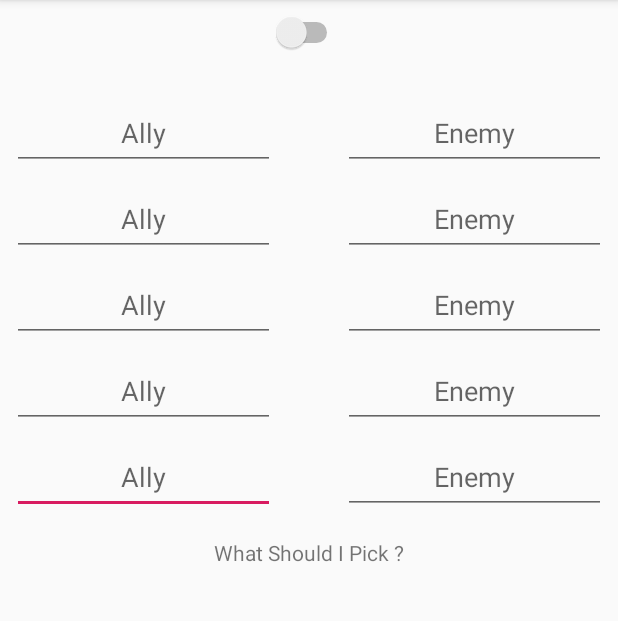
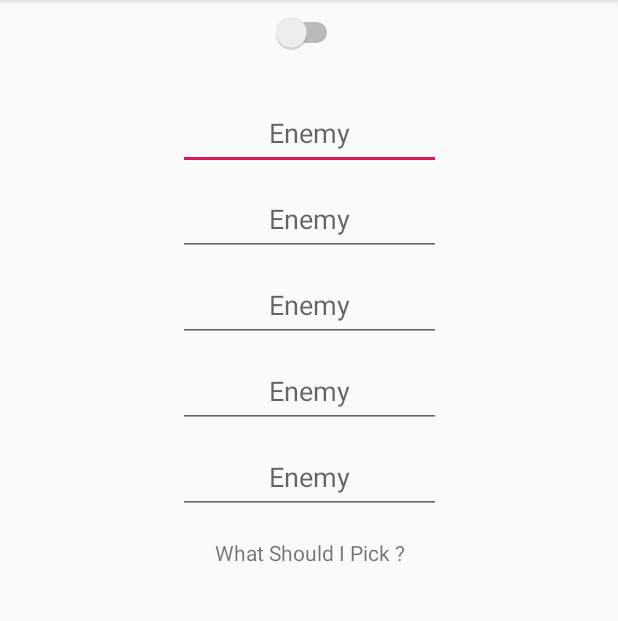
Before and after one commit to lFreitasc/mobile, an Android app: the screen it shows after launch (MainActivity), on a phone screen of 412 x 824 dp, the part 84-705 px from its top. Run offline under Robolectric (Android 15) with nearby library versions, the phone set to English and light mode, and no system bars.

```diff
--- a/app/src/main/java/br/com/freator/pegaeu/HeroInfo.java
+++ b/app/src/main/java/br/com/freator/pegaeu/HeroInfo.java
@@ -14,7 +14,6 @@ public class HeroInfo {
     public void setCon(String con) {
         this.con.add(con);
     }
-
 
     public String getName() {
         return name;
--- a/app/src/main/java/br/com/freator/pegaeu/ListenerClass.java
+++ b/app/src/main/java/br/com/freator/pegaeu/ListenerClass.java
@@ -13,10 +13,10 @@ class ListenerClass {
     private ArrayList<String> heroesList;
     private ArrayList<TextView> textViews;
     private String[] suggestionHeroes = new String[4];
-    private String[] allyHeroes = new String[5];
+    private fakeDataBase db;
     private String[] enemyHeroes = new String[5];
 
-    ListenerClass(ArrayList<AutoCompleteTextView> autoCompleteTextViews, ArrayList<String> heroesList, ArrayList<TextView> textViews) {
+    ListenerClass(ArrayList<AutoCompleteTextView> autoCompleteTextViews, ArrayList<String> heroesList, ArrayList<TextView> textViews, fakeDataBase db) {
         this.heroesList = heroesList;
         int i = 0;
         for(AutoCompleteTextView each : autoCompleteTextViews){
@@ -24,6 +24,7 @@ class ListenerClass {
             i++;
         }
         this.textViews = textViews;
+        this.db = db;
     }
 
 
@@ -44,19 +45,17 @@ class ListenerClass {
             public void afterTextChanged(Editable s) {
                 String thisHero = verifyHero(s.toString());
                 if(!thisHero.equals("")){
-                    if(index < 5) allyHeroes[index] = thisHero;
-                    else enemyHeroes[index - 5] = thisHero;
+                    enemyHeroes[index] = thisHero;
 
-                    suggestionHeroes = new PickClass().getSuggestions(allyHeroes, enemyHeroes);
-                    int index = 0;
+                    suggestionHeroes = new PickClass().getSuggestions(enemyHeroes, db);
+                    int index2 = 0;
                     for(String each : suggestionHeroes){
                         if(each != null){
-                            textViews.get(index).setText(each);
-                            Log.e("hero", each);
+                            textViews.get(index2).setText(each);
                         }else{
-                            textViews.get(index).setText("");
+                            textViews.get(index2).setText("");
                         }
-                        index++;
+                        index2++;
                     }
                 }
 
--- a/app/src/main/java/br/com/freator/pegaeu/MainActivity.java
+++ b/app/src/main/java/br/com/freator/pegaeu/MainActivity.java
@@ -23,15 +23,11 @@ public class MainActivity extends AppCompatActivity {
 
         fakeDataBase db = new fakeDataBase();
         db.fillDataBase();
-        ArrayList<String> heroesList = db.getHeros();
+        ArrayList<String> heroesList = db.getHeroes();
 
 
-        final AutoCompleteTextView textViewA1, textViewA2, textViewA3, textViewA4, textViewA5, textViewE1, textViewE2, textViewE3, textViewE4, textViewE5;
-        textViewA1 = findViewById(R.id.Ally1);
-        textViewA2 = findViewById(R.id.Ally2);
-        textViewA3 = findViewById(R.id.Ally3);
-        textViewA4 = findViewById(R.id.Ally4);
-        textViewA5 = findViewById(R.id.Ally5);
+        final AutoCompleteTextView textViewE1, textViewE2, textViewE3, textViewE4, textViewE5;
+
         textViewE1 = findViewById(R.id.Enemy1);
         textViewE2 = findViewById(R.id.Enemy2);
         textViewE3 = findViewById(R.id.Enemy3);
@@ -39,11 +35,6 @@ public class MainActivity extends AppCompatActivity {
         textViewE5 = findViewById(R.id.Enemy5);
 
         ArrayList <AutoCompleteTextView>  autoCompleteTextViews = new ArrayList<>();
-        autoCompleteTextViews.add(textViewA1);
-        autoCompleteTextViews.add(textViewA2);
-        autoCompleteTextViews.add(textViewA3);
-        autoCompleteTextViews.add(textViewA4);
-        autoCompleteTextViews.add(textViewA5);
         autoCompleteTextViews.add(textViewE1);
         autoCompleteTextViews.add(textViewE2);
         autoCompleteTextViews.add(textViewE3);
@@ -61,7 +52,7 @@ public class MainActivity extends AppCompatActivity {
         textViews.add(textViewSuggestion4);
 
         autoComplete(autoCompleteTextViews, heroesList);
-        new ListenerClass(autoCompleteTextViews, heroesList, textViews);
+        new ListenerClass(autoCompleteTextViews, heroesList, textViews, db);
 
     }
 
--- a/app/src/main/java/br/com/freator/pegaeu/fakeDataBase.java
+++ b/app/src/main/java/br/com/freator/pegaeu/fakeDataBase.java
@@ -4,17 +4,18 @@ import java.util.ArrayList;
 
 public class fakeDataBase {
 
-    ArrayList<HeroInfo> data = new ArrayList<>();
+    public ArrayList<HeroInfo> data = new ArrayList<>();
 
-    public String pro(String hero){
+    public ArrayList<String> con(String hero){
+        try{
+            return getHero(hero).getCon();
+        }catch (Exception e){
+            return new ArrayList<>();
+        }
 
-        return "pro";
-    }
-    public String con(String hero){
-        return "con";
     }
 
-    public void fillDataBase(){
+    void fillDataBase(){
         HeroInfo ancient = new HeroInfo("Ancient Apparition");
         HeroInfo alch = new HeroInfo("Alchemist");
         HeroInfo pl = new HeroInfo("Phantom Lancer");
@@ -28,12 +29,21 @@ public class fakeDataBase {
         data.add(pl);
     }
 
-    public ArrayList<String> getHeros(){
-        ArrayList<String> result = new ArrayList<>();
+    public HeroInfo getHero(String heroName) throws Exception{
         for(HeroInfo each : data){
-            result.add(each.getName());
+            if(each.getName().equals(heroName)){
+                return each;
+            }
         }
-        return result;
+        throw new Exception("HeroFindingException");
+    }
+
+    public ArrayList<String> getHeroes(){
+        ArrayList<String> heroes = new ArrayList<>();
+        for(HeroInfo each : data){
+            heroes.add(each.getName());
+        }
+        return heroes;
     }
 
     public void addHero(HeroInfo hero){
--- a/app/src/main/res/layout/activity_main.xml
+++ b/app/src/main/res/layout/activity_main.xml
@@ -7,65 +7,16 @@
     tools:context=".MainActivity">
 
     <AutoCompleteTextView
-        android:id="@+id/Ally5"
-        android:layout_width="175dp"
-        android:layout_height="49dp"
-        android:layout_marginTop="8dp"
-        android:hint="@string/ally"
-        android:textAlignment="center"
-        app:layout_constraintStart_toStartOf="@+id/Ally4"
-        app:layout_constraintTop_toBottomOf="@+id/Ally4" />
-
-    <AutoCompleteTextView
-        android:id="@+id/Ally4"
-        android:layout_width="175dp"
-        android:layout_height="49dp"
-        android:layout_marginTop="8dp"
-        android:hint="@string/ally"
-        android:textAlignment="center"
-        app:layout_constraintStart_toStartOf="@+id/Ally3"
-        app:layout_constraintTop_toBottomOf="@+id/Ally3" />
-
-    <AutoCompleteTextView
-        android:id="@+id/Ally3"
-        android:layout_width="175dp"
-        android:layout_height="49dp"
-        android:layout_marginTop="8dp"
-        android:hint="@string/ally"
-        android:textAlignment="center"
-        app:layout_constraintStart_toStartOf="@+id/Ally2"
-        app:layout_constraintTop_toBottomOf="@+id/Ally2" />
-
-    <AutoCompleteTextView
-        android:id="@+id/Ally2"
-        android:layout_width="175dp"
-        android:layout_height="49dp"
-        android:layout_marginTop="8dp"
-        android:hint="@string/ally"
-        android:textAlignment="center"
-        app:layout_constraintStart_toStartOf="@+id/Ally1"
-        app:layout_constraintTop_toBottomOf="@+id/Ally1" />
-
-    <AutoCompleteTextView
-        android:id="@+id/Ally1"
+        android:id="@+id/Enemy1"
         android:layout_width="175dp"
         android:layout_height="49dp"
         android:layout_marginStart="8dp"
-        android:layout_marginTop="64dp"
-        android:hint="@string/ally"
-        android:textAlignment="center"
-        app:layout_constraintStart_toStartOf="parent"
-        app:layout_constraintTop_toTopOf="parent" />
-
-    <AutoCompleteTextView
-        android:id="@+id/Enemy1"
-        android:layout_width="175dp"
-        android:layout_height="49dp"
         android:layout_marginTop="64dp"
         android:layout_marginEnd="8dp"
         android:hint="@string/enemy"
         android:textAlignment="center"
         app:layout_constraintEnd_toEndOf="parent"
+        app:layout_constraintStart_toStartOf="parent"
         app:layout_constraintTop_toTopOf="parent" />
 
     <AutoCompleteTextView
@@ -112,13 +63,11 @@
         android:id="@+id/textView"
         android:layout_width="wrap_content"
         android:layout_height="wrap_content"
-        android:layout_marginStart="8dp"
         android:layout_marginTop="16dp"
-        android:layout_marginEnd="8dp"
         android:text="@string/whatShouldI"
-        app:layout_constraintEnd_toStartOf="@+id/Enemy5"
-        app:layout_constraintStart_toEndOf="@+id/Ally5"
-        app:layout_constraintTop_toBottomOf="@+id/Ally5" />
+        app:layout_constraintEnd_toEndOf="@+id/Enemy5"
+        app:layout_constraintStart_toStartOf="@+id/Enemy5"
+        app:layout_constraintTop_toBottomOf="@+id/Enemy5" />
 
     <Switch
         android:id="@+id/switch1"
```
Also changed, not shown: app/src/main/java/br/com/freator/pegaeu/PickClass.java (+34 -13 lines).
